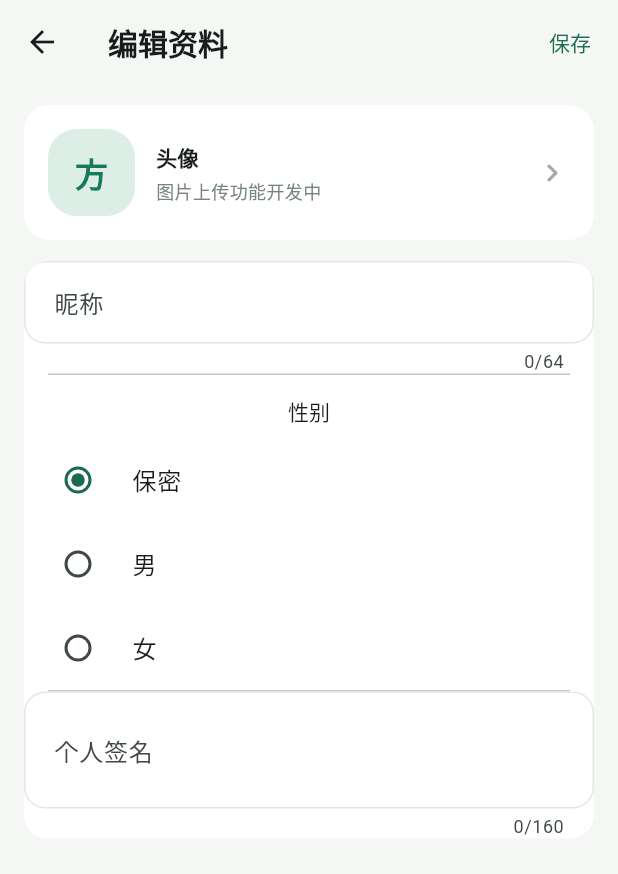
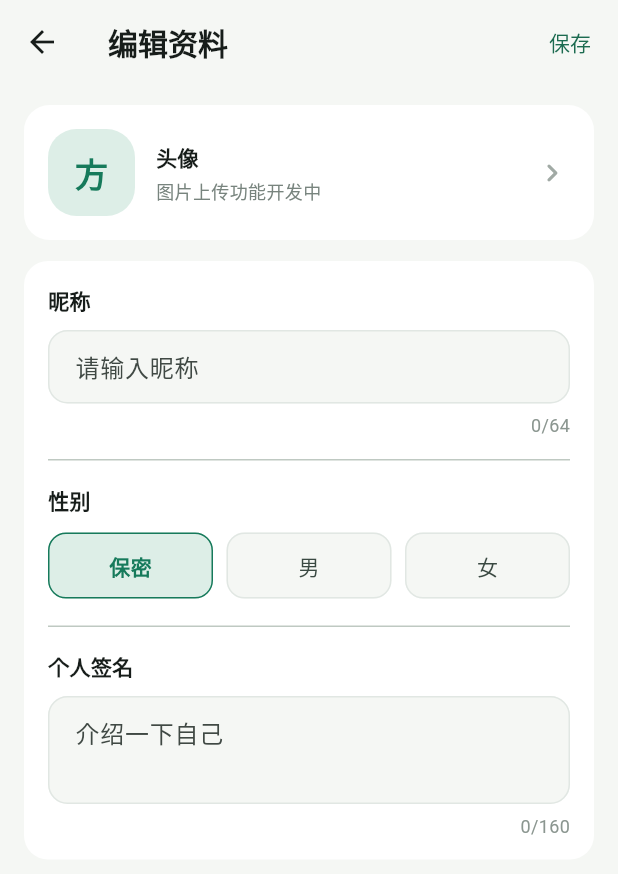
Before and after one commit to make853/fangyuanli-platform, a Flutter app: the ProfileEditScreen screen opened directly with empty values, on a phone screen of 412 x 824 dp. Shown: the top 874 px of the screen. Run offline on Flutter 3.47's test engine with Material 3 defaults, Android fonts, the phone set to English and light mode, and no system bars; our stand-ins replace dio, flutter_riverpod, flutter_secure_storage; accounts and stored records are empty.

Commit message:
fix(mobile): prevent profile editor overlap

```diff
--- a/apps/mobile/lib/src/features/profile/presentation/profile_edit_screen.dart
+++ b/apps/mobile/lib/src/features/profile/presentation/profile_edit_screen.dart
@@ -120,54 +120,41 @@ class _ProfileEditScreenState extends ConsumerState<ProfileEditScreen> {
           const SizedBox(height: 14),
           _EditorCard(
             children: [
-              TextField(
+              _LabeledTextField(
+                label: '昵称',
                 controller: _nickname,
                 maxLength: 64,
-                decoration: const InputDecoration(
-                  labelText: '昵称',
-                  border: InputBorder.none,
-                  contentPadding: EdgeInsets.all(16),
-                ),
+                hintText: '请输入昵称',
               ),
               const Divider(height: 1, indent: 16, endIndent: 16),
               Padding(
-                padding: const EdgeInsets.fromLTRB(16, 14, 16, 8),
-                child: Text(
-                  '性别',
-                  style: Theme.of(context).textTheme.labelLarge,
-                ),
-              ),
-              RadioGroup<ProfileGender>(
-                groupValue: _gender,
-                onChanged: (value) {
-                  if (value != null) setState(() => _gender = value);
-                },
-                child: const Column(
+                padding: const EdgeInsets.fromLTRB(16, 16, 16, 18),
+                child: Column(
+                  crossAxisAlignment: CrossAxisAlignment.start,
                   children: [
-                    RadioListTile(
-                      value: ProfileGender.unspecified,
-                      title: Text('保密'),
+                    const Text(
+                      '性别',
+                      style: TextStyle(
+                        fontSize: 14,
+                        fontWeight: FontWeight.w600,
+                      ),
                     ),
-                    RadioListTile(value: ProfileGender.male, title: Text('男')),
-                    RadioListTile(
-                      value: ProfileGender.female,
-                      title: Text('女'),
+                    const SizedBox(height: 12),
+                    _GenderSelector(
+                      value: _gender,
+                      onChanged: (value) => setState(() => _gender = value),
                     ),
                   ],
                 ),
               ),
               const Divider(height: 1, indent: 16, endIndent: 16),
-              TextField(
+              _LabeledTextField(
+                label: '个人签名',
                 controller: _signature,
                 maxLength: 160,
                 minLines: 2,
                 maxLines: 4,
-                decoration: const InputDecoration(
-                  labelText: '个人签名',
-                  hintText: '介绍一下自己',
-                  border: InputBorder.none,
-                  contentPadding: EdgeInsets.all(16),
-                ),
+                hintText: '介绍一下自己',
               ),
             ],
           ),
@@ -205,6 +192,158 @@ class _ProfileEditScreenState extends ConsumerState<ProfileEditScreen> {
   }
 }
 
+class _LabeledTextField extends StatelessWidget {
+  const _LabeledTextField({
+    required this.label,
+    required this.controller,
+    required this.maxLength,
+    required this.hintText,
+    this.minLines = 1,
+    this.maxLines = 1,
+  });
+
+  final String label;
+  final TextEditingController controller;
+  final int maxLength;
+  final String hintText;
+  final int minLines;
+  final int maxLines;
+
+  @override
+  Widget build(BuildContext context) {
+    return Padding(
+      padding: const EdgeInsets.fromLTRB(16, 16, 16, 14),
+      child: Column(
+        crossAxisAlignment: CrossAxisAlignment.start,
+        children: [
+          Text(
+            label,
+            style: const TextStyle(fontSize: 14, fontWeight: FontWeight.w600),
+          ),
+          const SizedBox(height: 10),
+          TextField(
+            controller: controller,
+            maxLength: maxLength,
+            minLines: minLines,
+            maxLines: maxLines,
+            decoration: InputDecoration(
+              hintText: hintText,
+              counterText: '',
+              filled: true,
+              fillColor: const Color(0xFFF5F7F4),
+              contentPadding: const EdgeInsets.symmetric(
+                horizontal: 14,
+                vertical: 13,
+              ),
+              border: OutlineInputBorder(
+                borderRadius: BorderRadius.circular(13),
+                borderSide: BorderSide.none,
+              ),
+              enabledBorder: OutlineInputBorder(
+                borderRadius: BorderRadius.circular(13),
+                borderSide: const BorderSide(color: Color(0xFFE1E7E3)),
+              ),
+              focusedBorder: OutlineInputBorder(
+                borderRadius: BorderRadius.circular(13),
+                borderSide: const BorderSide(
+                  color: Color(0xFF167A5B),
+                  width: 1.5,
+                ),
+              ),
+            ),
+          ),
+          const SizedBox(height: 6),
+          Align(
+            alignment: Alignment.centerRight,
+            child: ValueListenableBuilder<TextEditingValue>(
+              valueListenable: controller,
+              builder: (context, value, child) => Text(
+                '${value.text.characters.length}/$maxLength',
+                style: const TextStyle(color: Color(0xFF8B9690), fontSize: 12),
+              ),
+            ),
+          ),
+        ],
+      ),
+    );
+  }
+}
+
+class _GenderSelector extends StatelessWidget {
+  const _GenderSelector({required this.value, required this.onChanged});
+
+  final ProfileGender value;
+  final ValueChanged<ProfileGender> onChanged;
+
+  @override
+  Widget build(BuildContext context) {
+    const options = [
+      (ProfileGender.unspecified, '保密'),
+      (ProfileGender.male, '男'),
+      (ProfileGender.female, '女'),
+    ];
+    return Row(
+      children: [
+        for (var index = 0; index < options.length; index++) ...[
+          Expanded(
+            child: _GenderOption(
+              label: options[index].$2,
+              selected: value == options[index].$1,
+              onTap: () => onChanged(options[index].$1),
+            ),
+          ),
+          if (index != options.length - 1) const SizedBox(width: 9),
+        ],
+      ],
+    );
+  }
+}
+
+class _GenderOption extends StatelessWidget {
+  const _GenderOption({
+    required this.label,
+    required this.selected,
+    required this.onTap,
+  });
+
+  final String label;
+  final bool selected;
+  final VoidCallback onTap;
+
+  @override
+  Widget build(BuildContext context) {
+    return Material(
+      color: selected ? const Color(0xFFDDEEE7) : const Color(0xFFF5F7F4),
+      borderRadius: BorderRadius.circular(12),
+      child: InkWell(
+        borderRadius: BorderRadius.circular(12),
+        onTap: onTap,
+        child: Container(
+          height: 44,
+          alignment: Alignment.center,
+          decoration: BoxDecoration(
+            borderRadius: BorderRadius.circular(12),
+            border: Border.all(
+              color: selected
+                  ? const Color(0xFF167A5B)
+                  : const Color(0xFFE1E7E3),
+            ),
+          ),
+          child: Text(
+            label,
+            style: TextStyle(
+              color: selected
+                  ? const Color(0xFF167A5B)
+                  : const Color(0xFF3A4942),
+              fontWeight: selected ? FontWeight.w600 : FontWeight.w400,
+            ),
+          ),
+        ),
+      ),
+    );
+  }
+}
+
 class _EditorCard extends StatelessWidget {
   const _EditorCard({required this.children});
 
```
